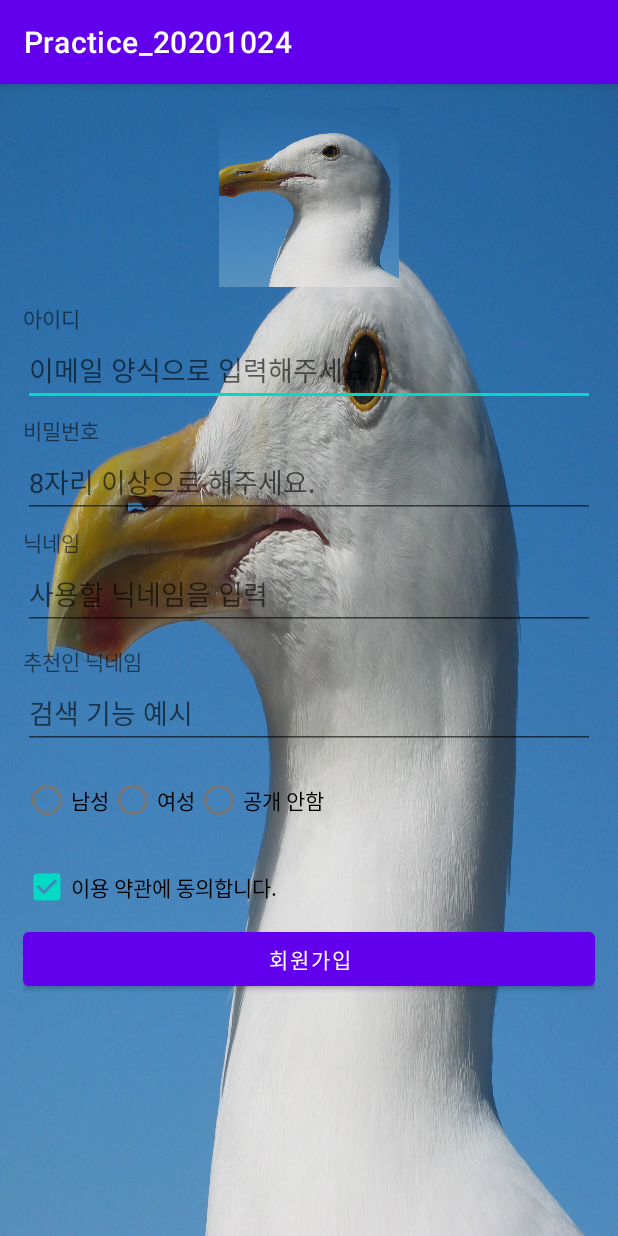
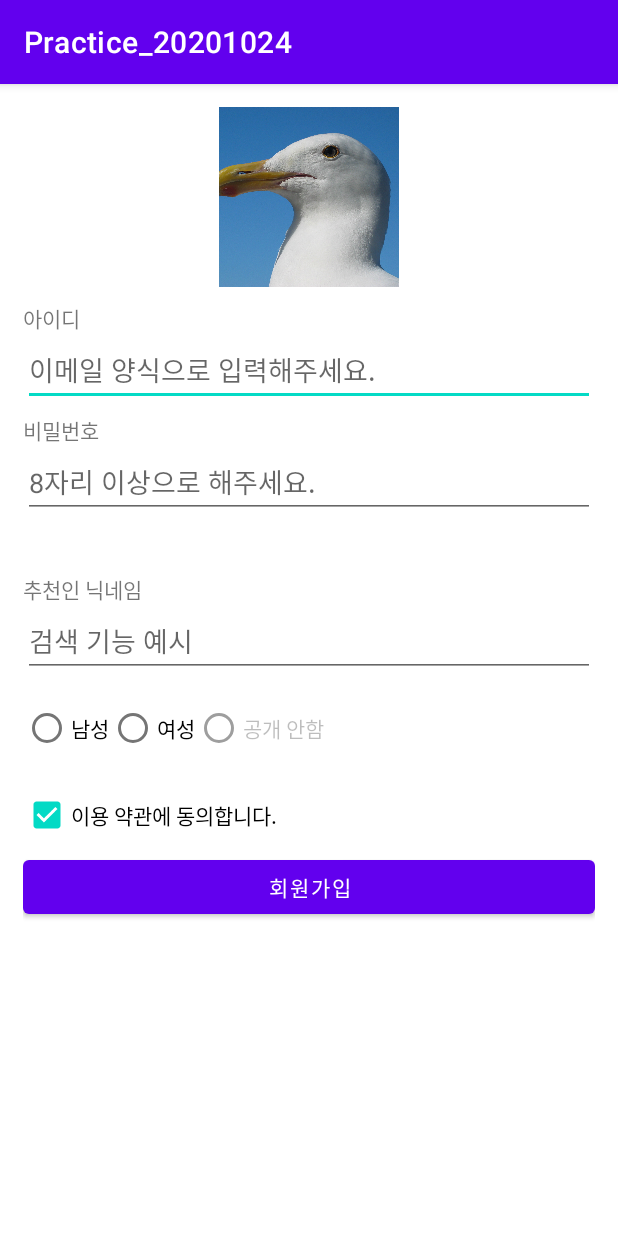
Before and after one commit to KIMHAUN/Practice_20201024, an Android app: the screen it shows after launch (MainActivity), on a phone screen of 412 x 824 dp. Run offline under Robolectric (Android 15) with nearby library versions, the phone set to English and light mode, and no system bars.

Commit message:
enabled/ visibility 체험

```diff
--- a/app/src/main/res/layout/activity_main.xml
+++ b/app/src/main/res/layout/activity_main.xml
@@ -6,7 +6,7 @@
     android:layout_height="match_parent"
     android:orientation="vertical"
     android:padding="15dp"
-    android:background="@drawable/seagull"
+
     tools:context=".MainActivity">
 
     <LinearLayout
@@ -54,10 +54,12 @@
         android:layout_width="wrap_content"
         android:layout_height="wrap_content"
         android:layout_marginTop="5dp"
+        android:visibility="invisible"
         android:text="닉네임"/>
     <EditText
         android:layout_width="match_parent"
         android:layout_height="wrap_content"
+        android:visibility="gone"
         android:singleLine="true"
         android:hint="사용할 닉네임을 입력"/>
 
@@ -92,6 +94,7 @@
         <RadioButton
             android:layout_width="wrap_content"
             android:layout_height="wrap_content"
+            android:enabled="false"
             android:text="공개 안함" />
     </RadioGroup>
 
```
